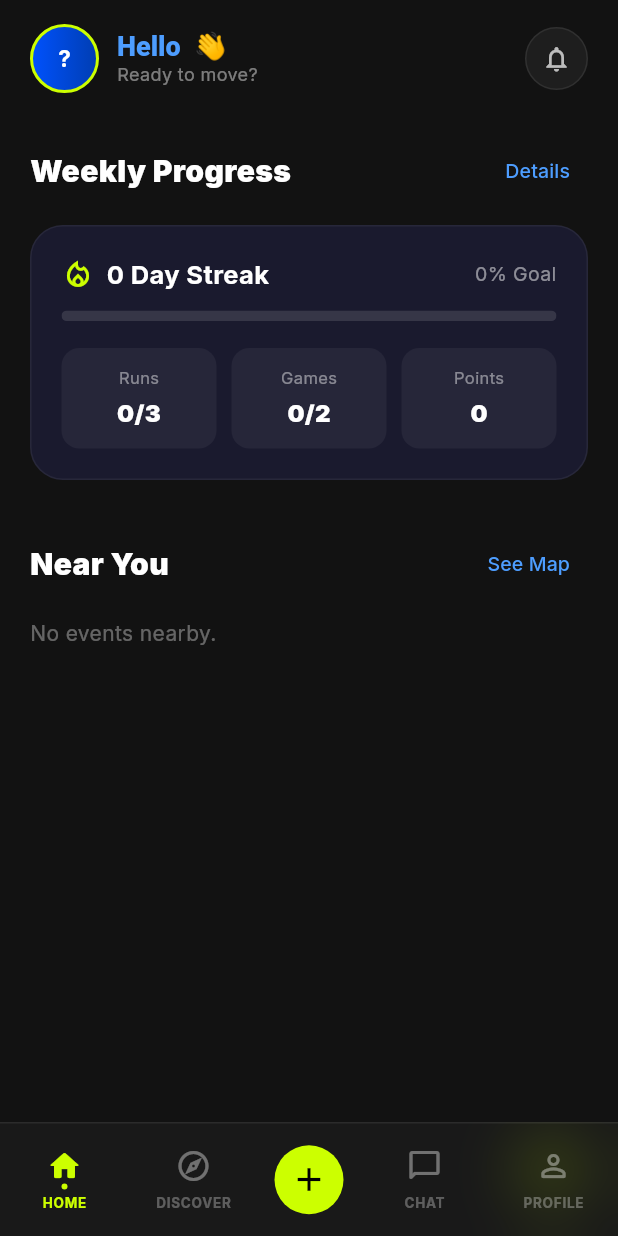
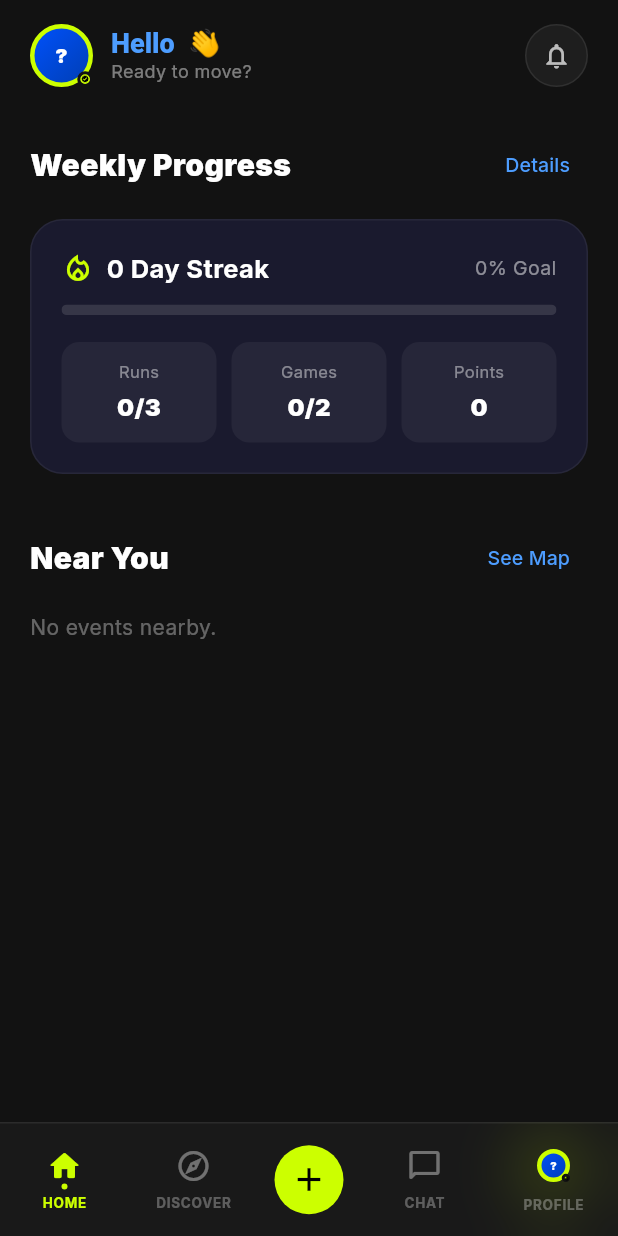
Before and after one commit to ersenbarlasai/MatchFit, a Flutter app: the HomeScreen screen opened by its route, on a phone screen of 412 x 824 dp. Run offline on Flutter 3.47's test engine with Material 3 defaults, Android fonts, the phone set to English and light mode, and no system bars; our stand-ins replace flutter_riverpod, go_router, google_fonts, image_picker, supabase_flutter; accounts and stored records are empty.

Commit message:
profil fotoğrafı değiştirilebiliyor

```diff
--- /dev/null
+++ b/lib/core/widgets/avatar_widget.dart
@@ -0,0 +1,197 @@
+import 'package:flutter/material.dart';
+import 'package:image_picker/image_picker.dart';
+import 'package:supabase_flutter/supabase_flutter.dart';
+import 'package:matchfit/core/theme.dart';
+
+
+class AvatarUploadService {
+  static final _sb = Supabase.instance.client;
+
+  static Future<String?> uploadAvatar(String userId, XFile file) async {
+    final bytes = await file.readAsBytes();
+    final ext = file.name.split('.').last.toLowerCase();
+    final path = '$userId/avatar.$ext';
+
+    // Overwrite if exists
+    await _sb.storage.from('avatars').uploadBinary(
+      path,
+      bytes,
+      fileOptions: const FileOptions(upsert: true),
+    );
+
+    final publicUrl = _sb.storage.from('avatars').getPublicUrl(path);
+
+    // Update profile
+    await _sb.from('profiles').update({'avatar_url': publicUrl}).eq('id', userId);
+
+    return publicUrl;
+  }
+}
+
+// ── Avatar Widget (with optional edit button) ─────────────────────
+
+class AvatarWidget extends StatefulWidget {
+  final String name;
+  final double radius;
+  final String? avatarUrl;
+  final bool editable;
+  final String? userId;
+  final void Function(String newUrl)? onUploaded;
+
+  const AvatarWidget({
+    super.key,
+    required this.name,
+    this.radius = 36,
+    this.avatarUrl,
+    this.editable = false,
+    this.userId,
+    this.onUploaded,
+  });
+
+  @override
+  State<AvatarWidget> createState() => _AvatarWidgetState();
+}
+
+class _AvatarWidgetState extends State<AvatarWidget> {
+  bool _uploading = false;
+  String? _localUrl;
+
+  @override
+  void initState() {
+    super.initState();
+    _localUrl = widget.avatarUrl;
+  }
+
+  Future<void> _pickAndUpload() async {
+    if (widget.userId == null) return;
+
+    final picker = ImagePicker();
+    final XFile? file = await picker.pickImage(
+      source: ImageSource.gallery,
+      maxWidth: 512,
+      maxHeight: 512,
+      imageQuality: 85,
+    );
+
+    if (file == null) return;
+
+    setState(() => _uploading = true);
+
+    try {
+      final url = await AvatarUploadService.uploadAvatar(widget.userId!, file);
+      if (mounted && url != null) {
+        setState(() => _localUrl = url);
+        widget.onUploaded?.call(url);
+        ScaffoldMessenger.of(context).showSnackBar(
+          SnackBar(
+            content: const Row(children: [
+              Icon(Icons.check_circle, color: Colors.black),
+              SizedBox(width: 8),
+              Text('Profile photo updated!'),
+            ]),
+            backgroundColor: MatchFitTheme.accentGreen,
+            behavior: SnackBarBehavior.floating,
+            shape: RoundedRectangleBorder(borderRadius: BorderRadius.circular(12)),
+          ),
+        );
+      }
+    } catch (e) {
+      if (mounted) {
+        ScaffoldMessenger.of(context).showSnackBar(
+          SnackBar(content: Text('Upload failed: $e'), backgroundColor: Colors.red),
+        );
+      }
+    } finally {
+      if (mounted) setState(() => _uploading = false);
+    }
+  }
+
+  String _initials() {
+    final parts = widget.name.trim().split(' ').where((s) => s.isNotEmpty).toList();
+    if (parts.isEmpty) return '?';
+    if (parts.length == 1) return parts[0][0].toUpperCase();
+    return '${parts[0][0]}${parts[parts.length - 1][0]}'.toUpperCase();
+  }
+
+  @override
+  Widget build(BuildContext context) {
+    final hasImage = _localUrl != null && _localUrl!.isNotEmpty;
+
+    return GestureDetector(
+      onTap: widget.editable ? _pickAndUpload : null,
+      child: Stack(
+        clipBehavior: Clip.none,
+        children: [
+          // Avatar circle
+          Container(
+            width: widget.radius * 2,
+            height: widget.radius * 2,
+            decoration: BoxDecoration(
+              shape: BoxShape.circle,
+              border: Border.all(color: MatchFitTheme.accentGreen, width: 3),
+              gradient: hasImage
+                  ? null
+                  : const LinearGradient(
+                      colors: [Color(0xFF0052FF), Color(0xFF003DB0)],
+                      begin: Alignment.topLeft,
+                      end: Alignment.bottomRight,
+                    ),
+            ),
+            child: ClipOval(
+              child: _uploading
+                  ? Container(
+                      color: Colors.black54,
+                      child: const Center(
+                        child: CircularProgressIndicator(
+                            color: MatchFitTheme.accentGreen, strokeWidth: 2),
+                      ),
+                    )
+                  : hasImage
+                      ? Image.network(
+                          _localUrl!,
+                          fit: BoxFit.cover,
+                          width: widget.radius * 2,
+                          height: widget.radius * 2,
+                          errorBuilder: (_, __, ___) => _initialsWidget(),
+                        )
+                      : _initialsWidget(),
+            ),
+          ),
+
+          // Verified badge (bottom right)
+          Positioned(
+            bottom: 0,
+            right: 0,
+            child: Container(
+              width: widget.radius * 0.5,
+              height: widget.radius * 0.5,
+              decoration: BoxDecoration(
+                color: MatchFitTheme.accentGreen,
+                shape: BoxShape.circle,
+                border: Border.all(color: const Color(0xFF121212), width: 2),
+              ),
+              child: Icon(
+                widget.editable ? Icons.camera_alt : Icons.verified,
+                size: widget.radius * 0.26,
+                color: Colors.black,
+              ),
+            ),
+          ),
+        ],
+      ),
+    );
+  }
+
+  Widget _initialsWidget() {
+    return Center(
+      child: Text(
+        _initials(),
+        style: TextStyle(
+          color: Colors.white,
+          fontWeight: FontWeight.w900,
+          fontSize: widget.radius * 0.65,
+        ),
+      ),
+    );
+  }
+}
--- a/lib/core/widgets/main_shell.dart
+++ b/lib/core/widgets/main_shell.dart
@@ -1,17 +1,20 @@
 import 'package:flutter/material.dart';
+import 'package:flutter_riverpod/flutter_riverpod.dart';
 import 'package:go_router/go_router.dart';
 import 'package:matchfit/core/theme.dart';
+import 'package:matchfit/core/widgets/avatar_widget.dart';
+import 'package:matchfit/core/providers/profile_provider.dart';
 import 'dart:ui';
 
-class MainShell extends StatefulWidget {
+class MainShell extends ConsumerStatefulWidget {
   final Widget child;
   const MainShell({super.key, required this.child});
 
   @override
-  State<MainShell> createState() => _MainShellState();
+  ConsumerState<MainShell> createState() => _MainShellState();
 }
 
-class _MainShellState extends State<MainShell> {
+class _MainShellState extends ConsumerState<MainShell> {
   int _currentIndex = 0;
 
   final _routes = ['/home', '/explore', '/home', '/home', '/profile'];
@@ -31,6 +34,8 @@ class _MainShellState extends State<MainShell> {
   }
 
   Widget _buildBottomNav(BuildContext context) {
+    final profileAsync = ref.watch(currentUserProfileProvider);
+
     return ClipRRect(
       child: BackdropFilter(
         filter: ImageFilter.blur(sigmaX: 20, sigmaY: 20),
@@ -59,9 +64,99 @@ class _MainShellState extends State<MainShell> {
                 ),
               ),
               _NavItem(icon: Icons.chat_bubble_outline_rounded, label: 'CHAT', index: 3, current: _currentIndex, onTap: (i) => _onTap(i, context)),
-              _NavItem(icon: Icons.person_outline_rounded, label: 'PROFILE', index: 4, current: _currentIndex, onTap: (i) => _onTap(i, context)),
+
+              // Profile Tab with Avatar
+              _ProfileNavItem(
+                index: 4,
+                current: _currentIndex,
+                onTap: (i) => _onTap(i, context),
+                profileAsync: profileAsync,
+              ),
             ],
           ),
+        ),
+      ),
+    );
+  }
+}
+
+class _ProfileNavItem extends StatelessWidget {
+  final int index;
+  final int current;
+  final void Function(int) onTap;
+  final AsyncValue<Map<String, dynamic>?> profileAsync;
+
+  const _ProfileNavItem({
+    required this.index,
+    required this.current,
+    required this.onTap,
+    required this.profileAsync,
+  });
+
+  @override
+  Widget build(BuildContext context) {
+    final isActive = index == current;
+
+    return GestureDetector(
+      onTap: () => onTap(index),
+      behavior: HitTestBehavior.opaque,
+      child: SizedBox(
+        width: 64,
+        child: Column(
+          mainAxisAlignment: MainAxisAlignment.center,
+          children: [
+            Stack(
+              clipBehavior: Clip.none,
+              children: [
+                profileAsync.when(
+                  data: (p) => Container(
+                    decoration: BoxDecoration(
+                      shape: BoxShape.circle,
+                      border: Border.all(
+                        color: isActive ? MatchFitTheme.accentGreen : Colors.transparent,
+                        width: 1.5,
+                      ),
+                    ),
+                    padding: const EdgeInsets.all(1),
+                    child: AvatarWidget(
+                      name: p?['full_name'] ?? 'P',
+                      avatarUrl: p?['avatar_url'],
+                      radius: 11, // Small for nav bar
+                      editable: false,
+                    ),
+                  ),
+                  loading: () => Icon(Icons.person_outline_rounded, color: isActive ? MatchFitTheme.accentGreen : Colors.white38, size: 24),
+                  error: (_, __) => Icon(Icons.person_outline_rounded, color: isActive ? MatchFitTheme.accentGreen : Colors.white38, size: 24),
+                ),
+                if (isActive)
+                  Positioned(
+                    bottom: -4,
+                    left: 0,
+                    right: 0,
+                    child: Center(
+                      child: Container(
+                        width: 4,
+                        height: 4,
+                        decoration: const BoxDecoration(
+                          color: MatchFitTheme.accentGreen,
+                          shape: BoxShape.circle,
+                        ),
+                      ),
+                    ),
+                  ),
+              ],
+            ),
+            const SizedBox(height: 6),
+            Text(
+              'PROFILE',
+              style: TextStyle(
+                fontSize: 9,
+                fontWeight: FontWeight.bold,
+                color: isActive ? MatchFitTheme.accentGreen : Colors.white30,
+                letterSpacing: 0.5,
+              ),
+            ),
+          ],
         ),
       ),
     );
--- a/lib/features/events/repositories/event_repository.dart
+++ b/lib/features/events/repositories/event_repository.dart
@@ -14,7 +14,7 @@ class EventRepository {
     // For MVP, we just fetch all open events
     final response = await _supabase
         .from('events')
-        .select('*, sports(name), profiles(full_name, trust_score)')
+        .select('*, sports(name), profiles(full_name, trust_score, avatar_url)')
         .eq('status', 'open')
         .order('event_date', ascending: true);
     return List<Map<String, dynamic>>.from(response);
--- a/lib/features/home/screens/home_screen.dart
+++ b/lib/features/home/screens/home_screen.dart
@@ -3,7 +3,8 @@ import 'package:flutter_riverpod/flutter_riverpod.dart';
 import 'package:go_router/go_router.dart';
 import 'package:matchfit/core/theme.dart';
 import 'package:supabase_flutter/supabase_flutter.dart';
-import 'package:matchfit/core/widgets/initials_avatar.dart';
+import 'package:matchfit/core/widgets/avatar_widget.dart';
+import 'package:matchfit/core/providers/profile_provider.dart';
 import '../../events/repositories/event_repository.dart';
 import '../../auth/repositories/auth_repository.dart';
 
@@ -11,16 +12,6 @@ import '../../auth/repositories/auth_repository.dart';
 
 final eventsProvider = FutureProvider.autoDispose((ref) async {
   return ref.read(eventRepositoryProvider).getNearbyEvents();
-});
-
-final homeProfileProvider = FutureProvider.autoDispose((ref) async {
-  final user = ref.read(authRepositoryProvider).currentUser;
-  if (user == null) return null;
-  return await Supabase.instance.client
-      .from('profiles')
-      .select('full_name, trust_score')
-      .eq('id', user.id)
-      .maybeSingle();
 });
 
 final weeklyStatsProvider = FutureProvider.autoDispose<Map<String, dynamic>>((ref) async {
@@ -61,24 +52,13 @@ class HomeScreen extends ConsumerWidget {
   @override
   Widget build(BuildContext context, WidgetRef ref) {
     final eventsAsync = ref.watch(eventsProvider);
-    final profileAsync = ref.watch(homeProfileProvider);
+    final profileAsync = ref.watch(currentUserProfileProvider);
     final statsAsync = ref.watch(weeklyStatsProvider);
 
     final firstName = profileAsync.when(
       data: (p) => (p?['full_name'] as String? ?? 'Player').split(' ').first,
       loading: () => '...',
       error: (_, __) => 'Player',
-    );
-    final initials = profileAsync.when(
-      data: (p) {
-        final name = p?['full_name'] as String? ?? 'P';
-        final parts = name.trim().split(' ').where((s) => s.isNotEmpty).toList();
-        if (parts.isEmpty) return '?';
-        if (parts.length == 1) return parts[0][0].toUpperCase();
-        return '${parts[0][0]}${parts[parts.length - 1][0]}'.toUpperCase();
-      },
-      loading: () => '?',
-      error: (_, __) => '?',
     );
 
     return Scaffold(
@@ -95,7 +75,7 @@ class HomeScreen extends ConsumerWidget {
         color: MatchFitTheme.accentGreen,
         onRefresh: () async {
           ref.refresh(eventsProvider);
-          ref.refresh(homeProfileProvider);
+          ref.refresh(currentUserProfileProvider);
           ref.refresh(weeklyStatsProvider);
         },
         child: CustomScrollView(
@@ -109,22 +89,16 @@ class HomeScreen extends ConsumerWidget {
                   child: Row(
                     children: [
                       GestureDetector(
-                        onTap: () => context.push('/profile'),
-                        child: Container(
-                          width: 46,
-                          height: 46,
-                          decoration: BoxDecoration(
-                            shape: BoxShape.circle,
-                            border: Border.all(color: MatchFitTheme.accentGreen, width: 2),
-                            gradient: const LinearGradient(
-                              colors: [Color(0xFF0052FF), Color(0xFF003DB0)],
-                            ),
+                        onTap: () => context.go('/profile'),
+                        child: profileAsync.when(
+                          data: (p) => AvatarWidget(
+                            name: p?['full_name'] ?? 'P',
+                            avatarUrl: p?['avatar_url'],
+                            radius: 21,
+                            editable: false,
                           ),
-                          child: Center(
-                            child: Text(initials,
-                                style: const TextStyle(
-                                    color: Colors.white, fontWeight: FontWeight.bold, fontSize: 15)),
-                          ),
+                          loading: () => const CircleAvatar(radius: 21, backgroundColor: Color(0xFF1E1E1E)),
+                          error: (_, __) => const CircleAvatar(radius: 21, backgroundColor: Color(0xFF1E1E1E)),
                         ),
                       ),
                       const SizedBox(width: 12),
@@ -497,7 +471,12 @@ class EventCard extends StatelessWidget {
                   // Bottom row: avatars + Join
                   Row(
                     children: [
-                      InitialsAvatar(name: hostName, radius: 13, fontSize: 9),
+                      AvatarWidget(
+                        name: hostName,
+                        radius: 13,
+                        avatarUrl: event['profiles']?['avatar_url'],
+                        editable: false,
+                      ),
                       const SizedBox(width: 4),
                       Container(
                         width: 26,
--- a/pubspec.yaml
+++ b/pubspec.yaml
@@ -38,6 +38,7 @@ dependencies:
   supabase_flutter: ^2.12.4
   google_fonts: ^6.3.2
   flutter_riverpod: ^3.3.1
+  image_picker: ^1.1.2
 
 dev_dependencies:
   flutter_test:
```
Also changed, not shown: lib/core/providers/profile_provider.dart (added, +16 -0 lines), lib/core/widgets/initials_avatar.dart (deleted, +0 -43 lines), lib/features/events/screens/event_detail_screen.dart (+12 -7 lines), lib/features/explore/screens/explore_screen.dart (+11 -14 lines), lib/features/profile/screens/profile_screen.dart (+16 -43 lines), pubspec.lock, 6 other files.
